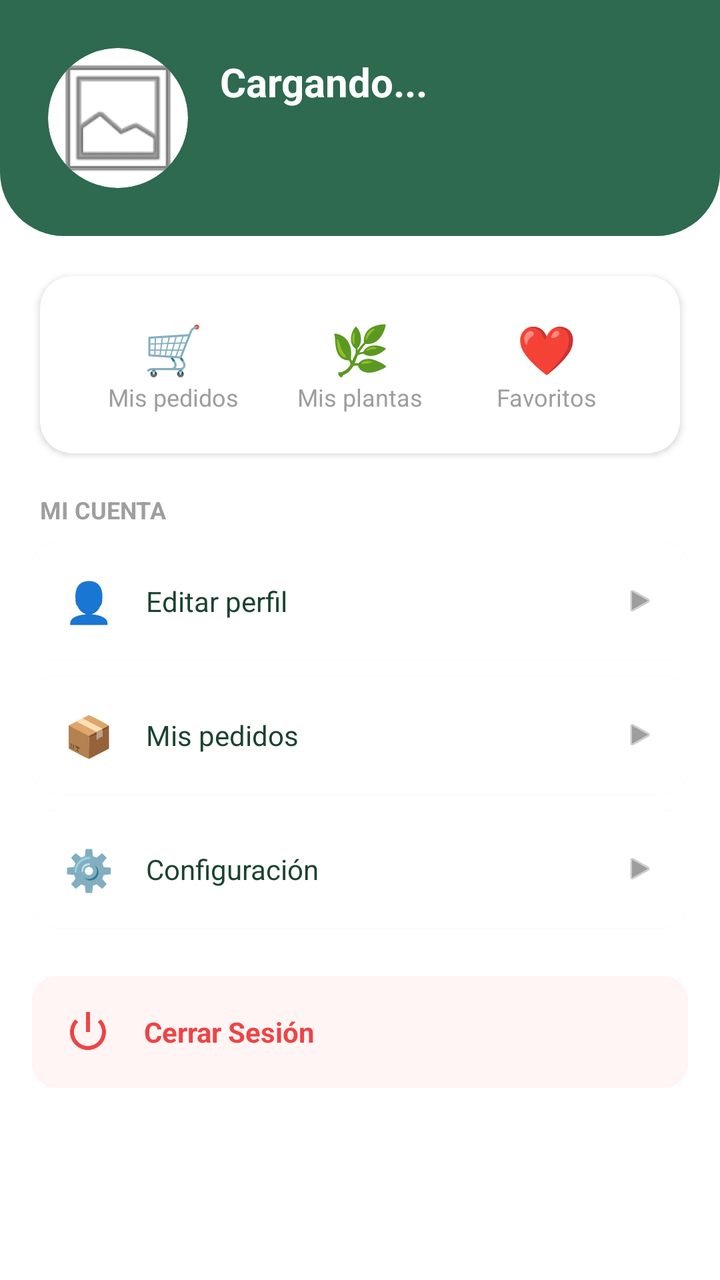
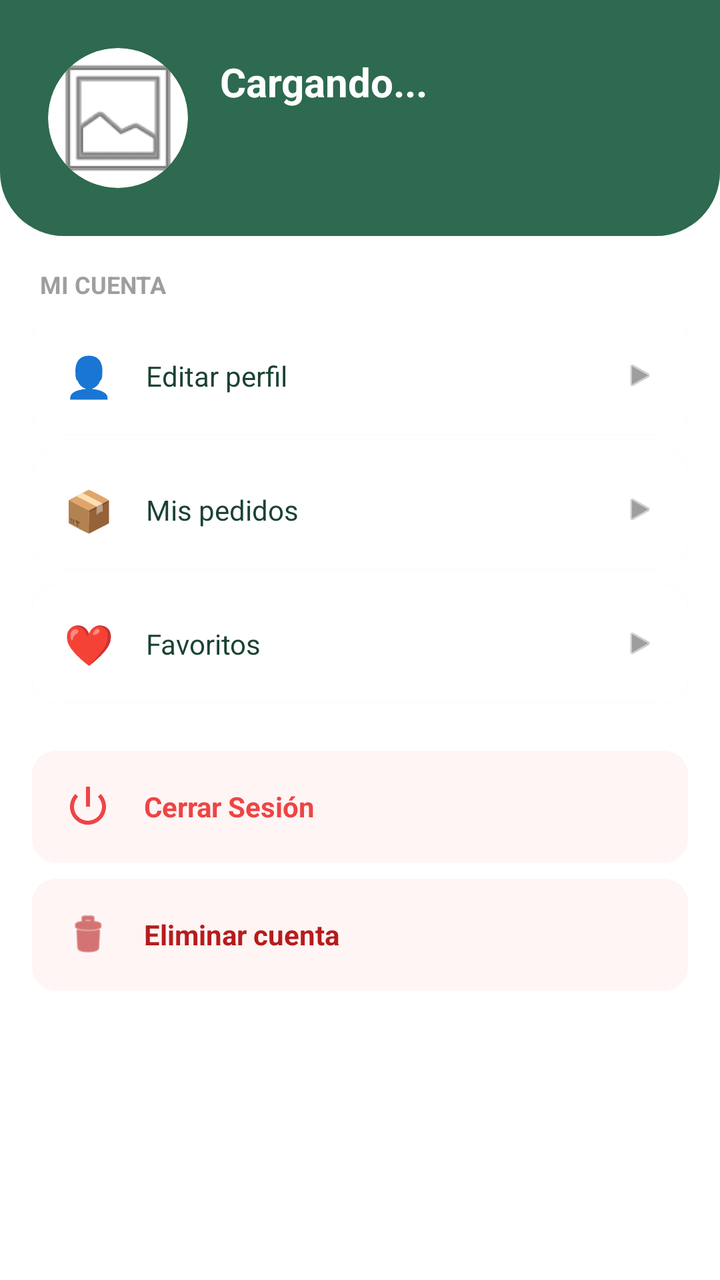

Before-and-after screenshots of an Android layout around one commit, followed by the original layout XML and the change that was made.
<!-- AndroidManifest.xml: application theme Theme.Plantifyapp -->
<!-- res/layout/fragment_profile.xml -->
<?xml version="1.0" encoding="utf-8"?>
<androidx.constraintlayout.widget.ConstraintLayout
    xmlns:android="http://schemas.android.com/apk/res/android"
    xmlns:app="http://schemas.android.com/apk/res-auto"
    android:layout_width="match_parent"
    android:layout_height="match_parent"
    android:background="@color/white">

    
    <LinearLayout
        android:id="@+id/headerProfile"
        android:layout_width="match_parent"
        android:layout_height="wrap_content"
        android:background="@drawable/bg_header"
        android:orientation="vertical"
        android:padding="24dp"
        app:layout_constraintTop_toTopOf="parent">

        <LinearLayout
            android:layout_width="match_parent"
            android:layout_height="wrap_content"
            android:orientation="horizontal"
            android:gravity="center_vertical">

            
            <androidx.cardview.widget.CardView
                android:layout_width="70dp"
                android:layout_height="70dp"
                app:cardCornerRadius="35dp"
                app:cardElevation="0dp">
                <ImageView
                    android:id="@+id/ivUserPhoto"
                    android:layout_width="match_parent"
                    android:layout_height="match_parent"
                    android:scaleType="centerCrop"
                    android:src="@android:drawable/ic_menu_gallery"/>
            </androidx.cardview.widget.CardView>

            
            <LinearLayout
                android:layout_width="0dp"
                android:layout_height="wrap_content"
                android:layout_weight="1"
                android:layout_marginStart="16dp"
                android:orientation="vertical">

                <TextView
                    android:id="@+id/tvUserName"
                    android:layout_width="wrap_content"
                    android:layout_height="wrap_content"
                    android:text="Cargando..."
                    android:textColor="@color/white"
                    android:textSize="20sp"
                    android:textStyle="bold"/>

                <TextView
                    android:id="@+id/tvUserEmail"
                    android:layout_width="wrap_content"
                    android:layout_height="wrap_content"
                    android:text=""
                    android:textColor="@color/text_white_secondary"
                    android:textSize="13sp"/>

                <TextView
                    android:id="@+id/tvUserRol"
                    android:layout_width="wrap_content"
                    android:layout_height="wrap_content"
                    android:text=""
                    android:textColor="@color/text_white_secondary"
                    android:textSize="12sp"
                    android:layout_marginTop="2dp"/>
            </LinearLayout>
        </LinearLayout>

        
        <ProgressBar
            android:id="@+id/progressBarProfile"
            android:layout_width="wrap_content"
            android:layout_height="wrap_content"
            android:layout_gravity="center"
            android:indeterminateTint="@color/white"
            android:visibility="gone"
            android:layout_marginTop="8dp"/>
    </LinearLayout>

    
    <androidx.core.widget.NestedScrollView
        android:layout_width="match_parent"
        android:layout_height="0dp"
        android:fillViewport="true"
        app:layout_constraintTop_toBottomOf="@id/headerProfile"
        app:layout_constraintBottom_toBottomOf="parent">

        <LinearLayout
            android:layout_width="match_parent"
            android:layout_height="wrap_content"
            android:orientation="vertical"
            android:paddingBottom="32dp">

            
            <androidx.cardview.widget.CardView
                android:layout_width="match_parent"
                android:layout_height="wrap_content"
                android:layout_margin="20dp"
                app:cardCornerRadius="16dp"
                app:cardElevation="2dp">
                <LinearLayout
                    android:layout_width="match_parent"
                    android:layout_height="wrap_content"
                    android:padding="20dp">

                    <LinearLayout
                        android:layout_width="0dp"
                        android:layout_height="wrap_content"
                        android:layout_weight="1"
                        android:gravity="center"
                        android:orientation="vertical">
                        <TextView
                            android:layout_width="wrap_content"
                            android:layout_height="wrap_content"
                            android:text="🛒"
                            android:textSize="24sp"/>
                        <TextView
                            android:layout_width="wrap_content"
                            android:layout_height="wrap_content"
                            android:text="Mis pedidos"
                            android:textColor="@color/gray_medium"
                            android:textSize="12sp"/>
                    </LinearLayout>

                    <LinearLayout
                        android:layout_width="0dp"
                        android:layout_height="wrap_content"
                        android:layout_weight="1"
                        android:gravity="center"
                        android:orientation="vertical">
                        <TextView
                            android:layout_width="wrap_content"
                            android:layout_height="wrap_content"
                            android:text="🌿"
                            android:textSize="24sp"/>
                        <TextView
                            android:layout_width="wrap_content"
                            android:layout_height="wrap_content"
                            android:text="Mis plantas"
                            android:textColor="@color/gray_medium"
                            android:textSize="12sp"/>
                    </LinearLayout>

                    <LinearLayout
                        android:layout_width="0dp"
                        android:layout_height="wrap_content"
                        android:layout_weight="1"
                        android:gravity="center"
                        android:orientation="vertical">
                        <TextView
                            android:layout_width="wrap_content"
                            android:layout_height="wrap_content"
                            android:text="❤️"
                            android:textSize="24sp"/>
                        <TextView
                            android:layout_width="wrap_content"
                            android:layout_height="wrap_content"
                            android:text="Favoritos"
                            android:textColor="@color/gray_medium"
                            android:textSize="12sp"/>
                    </LinearLayout>
                </LinearLayout>
            </androidx.cardview.widget.CardView>

            
            <TextView
                android:layout_width="wrap_content"
                android:layout_height="wrap_content"
                android:layout_marginStart="20dp"
                android:layout_marginBottom="8dp"
                android:text="MI CUENTA"
                android:textColor="@color/gray_medium"
                android:textSize="12sp"
                android:textStyle="bold"/>

            
            <androidx.cardview.widget.CardView
                android:id="@+id/cardEditarPerfil"
                android:layout_width="match_parent"
                android:layout_height="wrap_content"
                android:layout_marginHorizontal="16dp"
                android:layout_marginBottom="8dp"
                app:cardCornerRadius="12dp"
                app:cardElevation="1dp">
                <LinearLayout
                    android:layout_width="match_parent"
                    android:layout_height="wrap_content"
                    android:gravity="center_vertical"
                    android:orientation="horizontal"
                    android:padding="16dp">
                    <TextView
                        android:layout_width="wrap_content"
                        android:layout_height="wrap_content"
                        android:text="👤"
                        android:textSize="20sp"/>
                    <TextView
                        android:layout_width="0dp"
                        android:layout_height="wrap_content"
                        android:layout_weight="1"
                        android:layout_marginStart="16dp"
                        android:text="Editar perfil"
                        android:textColor="@color/text_primary"
                        android:textSize="14sp"/>
                    <ImageView
                        android:layout_width="16dp"
                        android:layout_height="16dp"
                        android:src="@android:drawable/ic_media_play"
                        app:tint="@color/gray_medium"/>
                </LinearLayout>
            </androidx.cardview.widget.CardView>

            
            <androidx.cardview.widget.CardView
                android:layout_width="match_parent"
                android:layout_height="wrap_content"
                android:layout_marginHorizontal="16dp"
                android:layout_marginBottom="8dp"
                app:cardCornerRadius="12dp"
                app:cardElevation="1dp">
                <LinearLayout
                    android:layout_width="match_parent"
                    android:layout_height="wrap_content"
                    android:gravity="center_vertical"
                    android:orientation="horizontal"
                    android:padding="16dp">
                    <TextView
                        android:layout_width="wrap_content"
                        android:layout_height="wrap_content"
                        android:text="📦"
                        android:textSize="20sp"/>
                    <TextView
                        android:layout_width="0dp"
                        android:layout_height="wrap_content"
                        android:layout_weight="1"
                        android:layout_marginStart="16dp"
                        android:text="Mis pedidos"
                        android:textColor="@color/text_primary"
                        android:textSize="14sp"/>
                    <ImageView
                        android:layout_width="16dp"
                        android:layout_height="16dp"
                        android:src="@android:drawable/ic_media_play"
                        app:tint="@color/gray_medium"/>
                </LinearLayout>
            </androidx.cardview.widget.CardView>

            
            <androidx.cardview.widget.CardView
                android:layout_width="match_parent"
                android:layout_height="wrap_content"
                android:layout_marginHorizontal="16dp"
                android:layout_marginBottom="24dp"
                app:cardCornerRadius="12dp"
                app:cardElevation="1dp">
                <LinearLayout
                    android:layout_width="match_parent"
                    android:layout_height="wrap_content"
                    android:gravity="center_vertical"
                    android:orientation="horizontal"
                    android:padding="16dp">
                    <TextView
                        android:layout_width="wrap_content"
                        android:layout_height="wrap_content"
                        android:text="⚙️"
                        android:textSize="20sp"/>
                    <TextView
                        android:layout_width="0dp"
                        android:layout_height="wrap_content"
                        android:layout_weight="1"
                        android:layout_marginStart="16dp"
                        android:text="Configuración"
                        android:textColor="@color/text_primary"
                        android:textSize="14sp"/>
                    <ImageView
                        android:layout_width="16dp"
                        android:layout_height="16dp"
                        android:src="@android:drawable/ic_media_play"
                        app:tint="@color/gray_medium"/>
                </LinearLayout>
            </androidx.cardview.widget.CardView>

            
            <androidx.cardview.widget.CardView
                android:id="@+id/btnCardLogout"
                android:layout_width="match_parent"
                android:layout_height="wrap_content"
                android:layout_marginHorizontal="16dp"
                android:clickable="true"
                android:focusable="true"
                app:cardCornerRadius="12dp"
                app:cardElevation="0dp">
                <LinearLayout
                    android:layout_width="match_parent"
                    android:layout_height="wrap_content"
                    android:background="#FFF5F5"
                    android:gravity="center_vertical"
                    android:padding="16dp">
                    <ImageView
                        android:layout_width="24dp"
                        android:layout_height="24dp"
                        android:src="@android:drawable/ic_lock_power_off"
                        app:tint="#EF4444"/>
                    <TextView
                        android:layout_width="wrap_content"
                        android:layout_height="wrap_content"
                        android:layout_marginStart="16dp"
                        android:text="Cerrar Sesión"
                        android:textColor="#EF4444"
                        android:textStyle="bold"/>
                </LinearLayout>
            </androidx.cardview.widget.CardView>

        </LinearLayout>
    </androidx.core.widget.NestedScrollView>

</androidx.constraintlayout.widget.ConstraintLayout>
<!-- resources referenced by this layout -->
<resources>
  <color name="gray_medium">#9E9E9E</color>
  <color name="text_primary">#1B4332</color>
  <color name="text_white_secondary">#E0E0E0</color>
  <color name="white">#FFFFFFFF</color>
  <!-- drawable bg_header (drawable) -->
  <?xml version="1.0" encoding="utf-8"?>
  <shape xmlns:android="http://schemas.android.com/apk/res/android">
      <solid android:color="@color/green_primary" />
      <corners
          android:bottomLeftRadius="32dp"
          android:bottomRightRadius="32dp" />
  </shape>
  <style name="Theme.Plantifyapp" parent="Base.Theme.Plantifyapp" />
  <color name="green_primary">#2D6A4F</color>
  <style name="Base.Theme.Plantifyapp" parent="Theme.Material3.DayNight.NoActionBar">
          
          
      </style>
</resources>

<!-- the commit's change to res/layout/fragment_profile.xml (unified diff, before → after) -->
@@ -22,7 +22,6 @@
             android:orientation="horizontal"
             android:gravity="center_vertical">
 
-            
             <androidx.cardview.widget.CardView
                 android:layout_width="70dp"
                 android:layout_height="70dp"
@@ -36,7 +35,6 @@
                     android:src="@android:drawable/ic_menu_gallery"/>
             </androidx.cardview.widget.CardView>
 
-            
             <LinearLayout
                 android:layout_width="0dp"
                 android:layout_height="wrap_content"
@@ -57,7 +55,6 @@
                     android:id="@+id/tvUserEmail"
                     android:layout_width="wrap_content"
                     android:layout_height="wrap_content"
-                    android:text=""
                     android:textColor="@color/text_white_secondary"
                     android:textSize="13sp"/>
 
@@ -65,14 +62,12 @@
                     android:id="@+id/tvUserRol"
                     android:layout_width="wrap_content"
                     android:layout_height="wrap_content"
-                    android:text=""
                     android:textColor="@color/text_white_secondary"
                     android:textSize="12sp"
                     android:layout_marginTop="2dp"/>
             </LinearLayout>
         </LinearLayout>
 
-        
         <ProgressBar
             android:id="@+id/progressBarProfile"
             android:layout_width="wrap_content"
@@ -83,7 +78,6 @@
             android:layout_marginTop="8dp"/>
     </LinearLayout>
 
-    
     <androidx.core.widget.NestedScrollView
         android:layout_width="match_parent"
         android:layout_height="0dp"
@@ -95,78 +89,8 @@
             android:layout_width="match_parent"
             android:layout_height="wrap_content"
             android:orientation="vertical"
+            android:paddingTop="16dp"
             android:paddingBottom="32dp">
-
-            
-            <androidx.cardview.widget.CardView
-                android:layout_width="match_parent"
-                android:layout_height="wrap_content"
-                android:layout_margin="20dp"
-                app:cardCornerRadius="16dp"
-                app:cardElevation="2dp">
-                <LinearLayout
-                    android:layout_width="match_parent"
-                    android:layout_height="wrap_content"
-                    android:padding="20dp">
-
-                    <LinearLayout
-                        android:layout_width="0dp"
-                        android:layout_height="wrap_content"
-                        android:layout_weight="1"
-                        android:gravity="center"
-                        android:orientation="vertical">
-                        <TextView
-                            android:layout_width="wrap_content"
-                            android:layout_height="wrap_content"
-                            android:text="🛒"
-                            android:textSize="24sp"/>
-                        <TextView
-                            android:layout_width="wrap_content"
-                            android:layout_height="wrap_content"
-                            android:text="Mis pedidos"
-                            android:textColor="@color/gray_medium"
-                            android:textSize="12sp"/>
-                    </LinearLayout>
-
-                    <LinearLayout
-                        android:layout_width="0dp"
-                        android:layout_height="wrap_content"
-                        android:layout_weight="1"
-                        android:gravity="center"
-                        android:orientation="vertical">
-                        <TextView
-                            android:layout_width="wrap_content"
-                            android:layout_height="wrap_content"
-                            android:text="🌿"
-                            android:textSize="24sp"/>
-                        <TextView
-                            android:layout_width="wrap_content"
-                            android:layout_height="wrap_content"
-                            android:text="Mis plantas"
-                            android:textColor="@color/gray_medium"
-                            android:textSize="12sp"/>
-                    </LinearLayout>
-
-                    <LinearLayout
-                        android:layout_width="0dp"
-                        android:layout_height="wrap_content"
-                        android:layout_weight="1"
-                        android:gravity="center"
-                        android:orientation="vertical">
-                        <TextView
-                            android:layout_width="wrap_content"
-                            android:layout_height="wrap_content"
-                            android:text="❤️"
-                            android:textSize="24sp"/>
-                        <TextView
-                            android:layout_width="wrap_content"
-                            android:layout_height="wrap_content"
-                            android:text="Favoritos"
-                            android:textColor="@color/gray_medium"
-                            android:textSize="12sp"/>
-                    </LinearLayout>
-                </LinearLayout>
-            </androidx.cardview.widget.CardView>
 
             
             <TextView
@@ -186,6 +110,8 @@
                 android:layout_height="wrap_content"
                 android:layout_marginHorizontal="16dp"
                 android:layout_marginBottom="8dp"
+                android:clickable="true"
+                android:focusable="true"
                 app:cardCornerRadius="12dp"
                 app:cardElevation="1dp">
                 <LinearLayout
@@ -217,10 +143,13 @@
 
             
             <androidx.cardview.widget.CardView
-                android:layout_width="match_parent"
-                android:layout_height="wrap_content"
-                android:layout_marginHorizontal="16dp"
-                android:layout_marginBottom="8dp"
+                android:id="@+id/cardMisPedidos"
+                android:layout_width="match_parent"
+                android:layout_height="wrap_content"
+                android:layout_marginHorizontal="16dp"
+                android:layout_marginBottom="8dp"
+                android:clickable="true"
+                android:focusable="true"
                 app:cardCornerRadius="12dp"
                 app:cardElevation="1dp">
                 <LinearLayout
@@ -252,10 +181,13 @@
 
             
             <androidx.cardview.widget.CardView
+                android:id="@+id/cardFavoritos"
                 android:layout_width="match_parent"
                 android:layout_height="wrap_content"
                 android:layout_marginHorizontal="16dp"
                 android:layout_marginBottom="24dp"
+                android:clickable="true"
+                android:focusable="true"
                 app:cardCornerRadius="12dp"
                 app:cardElevation="1dp">
                 <LinearLayout
@@ -267,14 +199,14 @@
                     <TextView
                         android:layout_width="wrap_content"
                         android:layout_height="wrap_content"
-                        android:text="⚙️"
+                        android:text="❤️"
                         android:textSize="20sp"/>
                     <TextView
                         android:layout_width="0dp"
                         android:layout_height="wrap_content"
                         android:layout_weight="1"
                         android:layout_marginStart="16dp"
-                        android:text="Configuración"
+                        android:text="Favoritos"
                         android:textColor="@color/text_primary"
                         android:textSize="14sp"/>
                     <ImageView
@@ -291,6 +223,7 @@
                 android:layout_width="match_parent"
                 android:layout_height="wrap_content"
                 android:layout_marginHorizontal="16dp"
+                android:layout_marginBottom="8dp"
                 android:clickable="true"
                 android:focusable="true"
                 app:cardCornerRadius="12dp"
@@ -316,6 +249,38 @@
                 </LinearLayout>
             </androidx.cardview.widget.CardView>
 
+            
+            <androidx.cardview.widget.CardView
+                android:id="@+id/btnCardEliminarCuenta"
+                android:layout_width="match_parent"
+                android:layout_height="wrap_content"
+                android:layout_marginHorizontal="16dp"
+                android:layout_marginBottom="16dp"
+                android:clickable="true"
+                android:focusable="true"
+                app:cardCornerRadius="12dp"
+                app:cardElevation="0dp">
+                <LinearLayout
+                    android:layout_width="match_parent"
+                    android:layout_height="wrap_content"
+                    android:background="#FFF5F5"
+                    android:gravity="center_vertical"
+                    android:padding="16dp">
+                    <ImageView
+                        android:layout_width="24dp"
+                        android:layout_height="24dp"
+                        android:src="@android:drawable/ic_menu_delete"
+                        app:tint="#B71C1C"/>
+                    <TextView
+                        android:layout_width="wrap_content"
+                        android:layout_height="wrap_content"
+                        android:layout_marginStart="16dp"
+                        android:text="Eliminar cuenta"
+                        android:textColor="#B71C1C"
+                        android:textStyle="bold"/>
+                </LinearLayout>
+            </androidx.cardview.widget.CardView>
+
         </LinearLayout>
     </androidx.core.widget.NestedScrollView>
 
